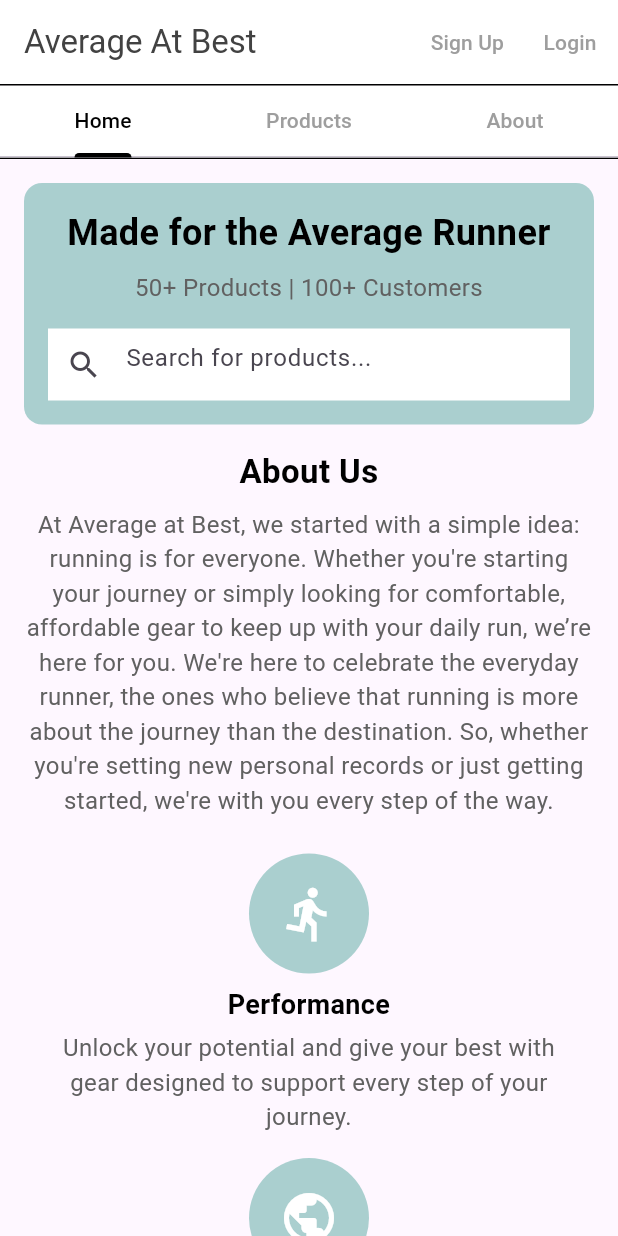
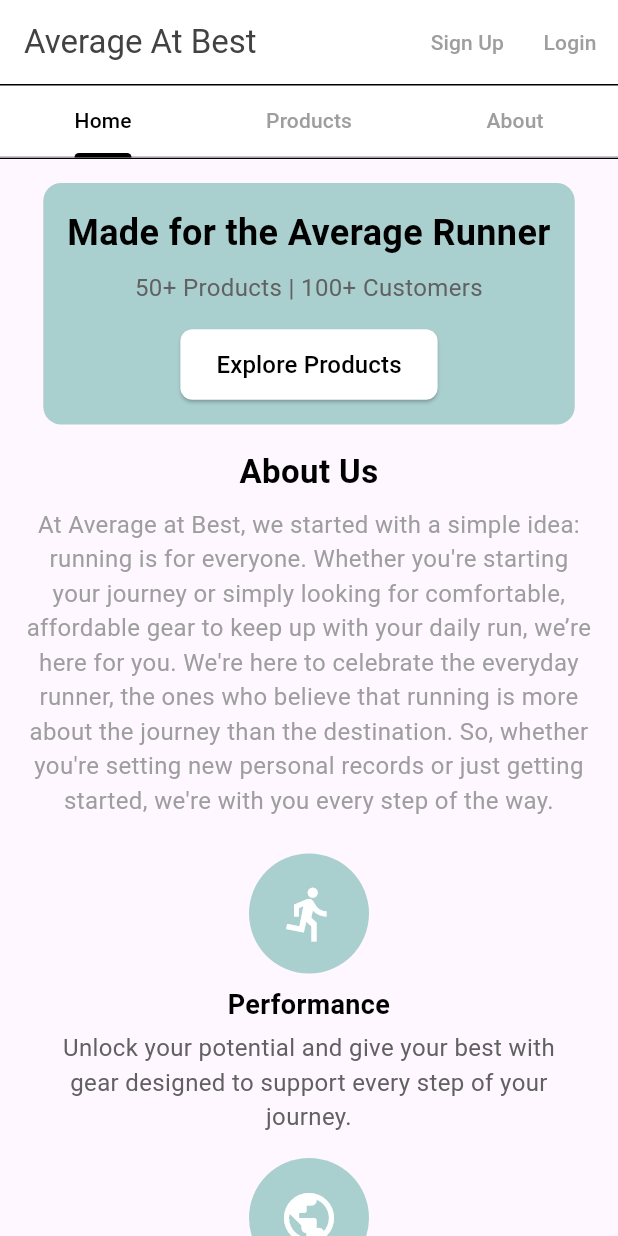
Before and after one commit to noahf909/FlutterAAB, a Flutter app: the screen it shows after launch, on a phone screen of 412 x 824 dp. Run offline on Flutter 3.47's test engine with Material 3 defaults, Android fonts, the phone set to English and light mode, and no system bars; accounts and stored records are empty.

```diff
--- a/lib/home_page.dart
+++ b/lib/home_page.dart
@@ -11,18 +11,18 @@ class HomePage extends StatelessWidget {
     return SingleChildScrollView(
       child: Column(
         children: [
-          // Banner with Text and Search Bar
+          // Banner with Text and Explore Products Button
           Container(
             margin: const EdgeInsets.all(16.0),
             padding: const EdgeInsets.all(16.0),
             decoration: BoxDecoration(
-              color: Color(0xFFaacfcf), // Color: #aacfcf
+              color: const Color(0xFFaacfcf), // Color: #aacfcf
               borderRadius: BorderRadius.circular(12.0),
             ),
             child: Column(
               children: [
                 // Title Text
-                Text(
+                const Text(
                   'Made for the Average Runner',
                   style: TextStyle(
                     fontSize: 24.0, // Big text size
@@ -42,14 +42,25 @@ class HomePage extends StatelessWidget {
                   textAlign: TextAlign.center,
                 ),
                 const SizedBox(height: 16.0),
-                // Search Bar
-                const TextField(
-                  decoration: InputDecoration(
-                    hintText: 'Search for products...',
-                    prefixIcon: Icon(Icons.search),
-                    border: InputBorder.none,
-                    filled: true,
-                    fillColor: Colors.white, // White background for input
+                // Explore Products Button
+                ElevatedButton(
+                  onPressed: onExploreNow, // Use the callback
+                  style: ElevatedButton.styleFrom(
+                    backgroundColor: Colors.white, // White background for the button
+                    foregroundColor: Colors.black, // Black text color
+                    padding: const EdgeInsets.symmetric(
+                      horizontal: 24.0,
+                      vertical: 12.0,
+                    ),
+                    shape: RoundedRectangleBorder(
+                      borderRadius: BorderRadius.circular(8.0),
+                    ),
+                  ),
+                  child: const Text(
+                    'Explore Products',
+                    style: TextStyle(
+                      fontSize: 16.0,
+                    ),
                   ),
                 ),
               ],
@@ -58,7 +69,7 @@ class HomePage extends StatelessWidget {
           // About Us Section
           Padding(
             padding: const EdgeInsets.symmetric(horizontal: 16.0),
-            child: Text(
+            child: const Text(
               'About Us',
               style: TextStyle(
                 fontSize: 22.0,
@@ -72,11 +83,11 @@ class HomePage extends StatelessWidget {
           // About Us Paragraph
           Padding(
             padding: const EdgeInsets.symmetric(horizontal: 16.0),
-            child: Text(
+            child: const Text(
               'At Average at Best, we started with a simple idea: running is for everyone. Whether you\'re starting your journey or simply looking for comfortable, affordable gear to keep up with your daily run, we’re here for you. We\'re here to celebrate the everyday runner, the ones who believe that running is more about the journey than the destination. So, whether you\'re setting new personal records or just getting started, we\'re with you every step of the way.',
               style: TextStyle(
                 fontSize: 16.0,
-                color: Colors.grey[700],
+                color: Colors.grey,
               ),
               textAlign: TextAlign.center, // Centered paragraph
             ),
@@ -86,7 +97,7 @@ class HomePage extends StatelessWidget {
           Padding(
             padding: const EdgeInsets.symmetric(horizontal: 16.0),
             child: Column(
-              children: [
+              children: const [
                 _IconWithText(
                   icon: Icons.directions_run,
                   title: 'Performance',
@@ -114,7 +125,7 @@ class HomePage extends StatelessWidget {
             padding: const EdgeInsets.symmetric(horizontal: 16.0),
             child: Column(
               children: [
-                Text(
+                const Text(
                   'Shop by Category',
                   style: TextStyle(
                     fontSize: 22.0,
@@ -137,12 +148,12 @@ class HomePage extends StatelessWidget {
                 Container(
                   padding: const EdgeInsets.all(16.0),
                   decoration: BoxDecoration(
-                    color: Color(0xFFaacfcf),
+                    color: const Color(0xFFaacfcf),
                     borderRadius: BorderRadius.circular(12.0),
                   ),
                   child: Row(
                     mainAxisAlignment: MainAxisAlignment.spaceEvenly,
-                    children: [
+                    children: const [
                       _CategoryItem(
                         imagePath: 'assets/mens_item.jpg', // Replace with your image path
                         label: 'Men',
@@ -167,7 +178,7 @@ class HomePage extends StatelessWidget {
             padding: const EdgeInsets.symmetric(horizontal: 16.0),
             child: Column(
               children: [
-                Text(
+                const Text(
                   'Explore All AAB Products',
                   style: TextStyle(
                     fontSize: 22.0,
@@ -177,11 +188,11 @@ class HomePage extends StatelessWidget {
                   textAlign: TextAlign.center, // Centered heading
                 ),
                 const SizedBox(height: 8.0),
-                Text(
+                const Text(
                   'Browse our full range of running apparel and accessories to find the perfect gear for your journey.',
                   style: TextStyle(
                     fontSize: 16.0,
-                    color: Colors.grey[700],
+                    color: Colors.grey,
                   ),
                   textAlign: TextAlign.center, // Centered paragraph
                 ),
@@ -190,12 +201,19 @@ class HomePage extends StatelessWidget {
                 ElevatedButton(
                   onPressed: onExploreNow, // Use the callback
                   style: ElevatedButton.styleFrom(
-                    backgroundColor: Color(0xFFaacfcf), // Button color same as search bar box
+                    backgroundColor: const Color(0xFFaacfcf), // Button color same as banner
+                    foregroundColor: Colors.white, // White text color
+                    padding: const EdgeInsets.symmetric(
+                      horizontal: 24.0,
+                      vertical: 12.0,
+                    ),
+                    shape: RoundedRectangleBorder(
+                      borderRadius: BorderRadius.circular(8.0),
+                    ),
                   ),
                   child: const Text(
                     'Explore Now',
                     style: TextStyle(
-                      color: Colors.white, // White text
                       fontSize: 16.0,
                     ),
                   ),
@@ -230,8 +248,8 @@ class _IconWithText extends StatelessWidget {
         Container(
           width: 80,
           height: 80,
-          decoration: BoxDecoration(
-            color: Color(0xFFaacfcf), // Circle color same as search bar box
+          decoration: const BoxDecoration(
+            color: Color(0xFFaacfcf), // Circle color same as banner
             shape: BoxShape.circle,
           ),
           child: Center(
@@ -242,7 +260,7 @@ class _IconWithText extends StatelessWidget {
         // Title text
         Text(
           title,
-          style: TextStyle(
+          style: const TextStyle(
             fontSize: 18.0,
             fontWeight: FontWeight.bold,
             color: Colors.black,
@@ -298,7 +316,7 @@ class _CategoryItem extends StatelessWidget {
         // Label
         Text(
           label,
-          style: TextStyle(
+          style: const TextStyle(
             fontSize: 16.0,
             color: Colors.black,
           ),
```
Also changed, not shown: lib/cart_page.dart (+26 -19 lines), lib/products_page.dart (+87 -18 lines).
